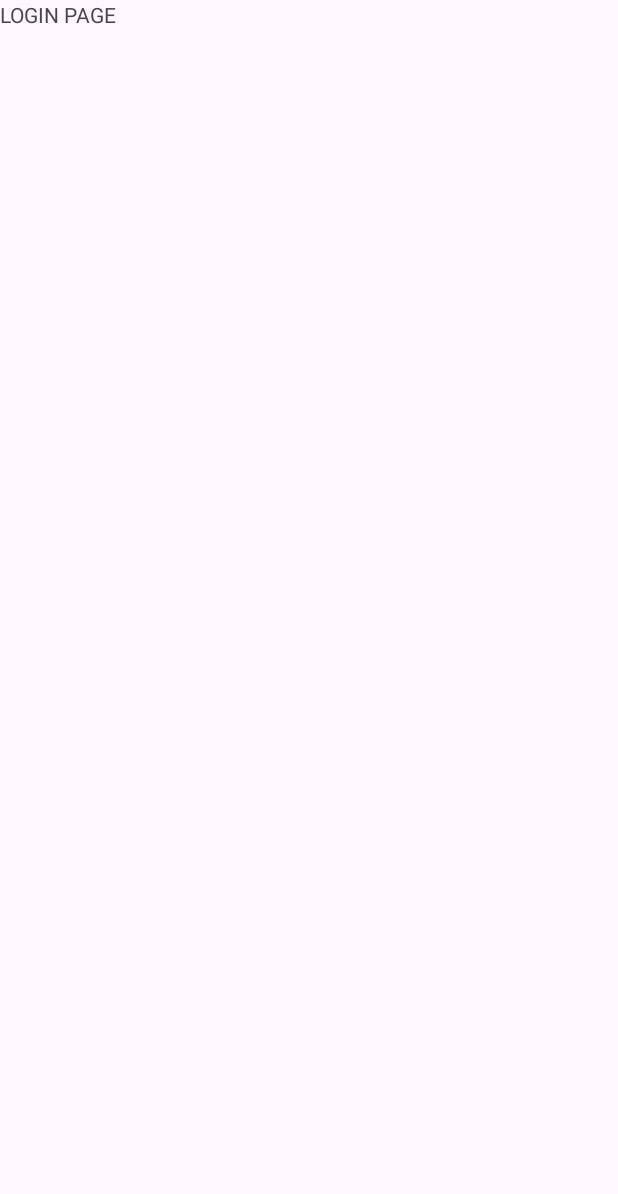
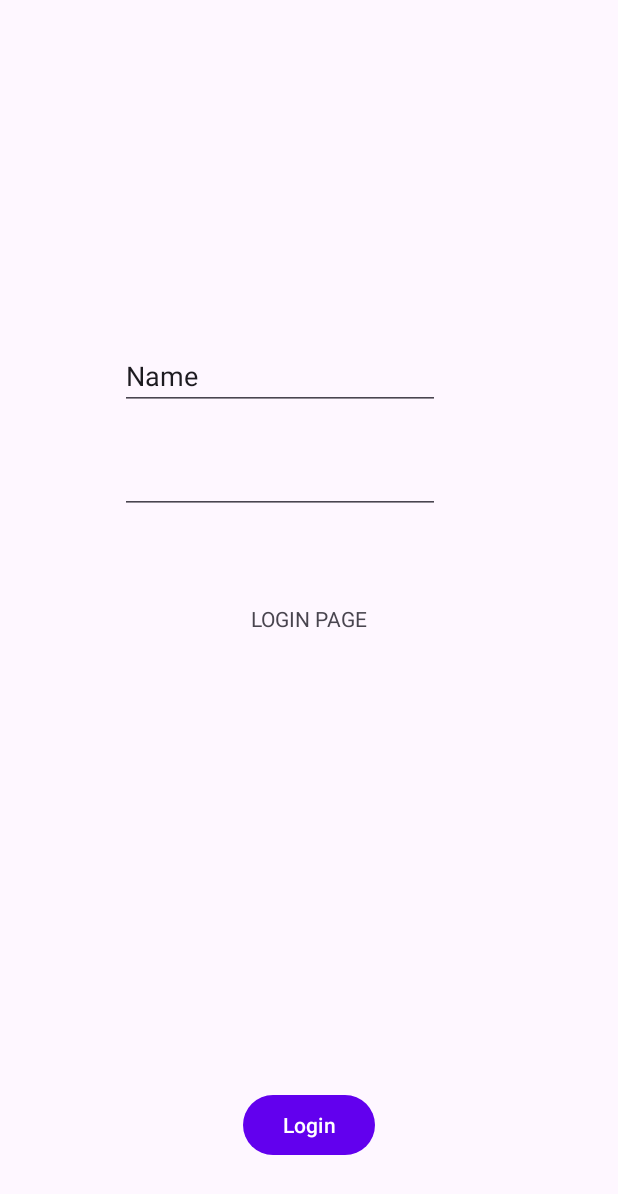
Before and after one commit to chazpondre/SuperVineBros, an Android app: the LoginFragment screen opened through its navigation route, on a phone screen of 412 x 824 dp. Before the commit the part shown is almost empty. Shown: the top 1194 px of the screen. Run offline under Robolectric (Android 15) with nearby library versions, the phone set to English and light mode, and no system bars.

Commit message:
Add Level Selector Screen ->   Level Selectors includes recyclerview and a few base levels.

```diff
--- a/app/src/main/java/ca/thenightcrew/supervinebros/LoginFragment.kt
+++ /dev/null
@@ -1,59 +0,0 @@
-package ca.thenightcrew.supervinebros
-
-import android.os.Bundle
-import androidx.fragment.app.Fragment
-import android.view.LayoutInflater
-import android.view.View
-import android.view.ViewGroup
-
-// TODO: Rename parameter arguments, choose names that match
-// the fragment initialization parameters, e.g. ARG_ITEM_NUMBER
-private const val ARG_PARAM1 = "param1"
-private const val ARG_PARAM2 = "param2"
-
-/**
- * A simple [Fragment] subclass.
- * Use the [LoginFragment.newInstance] factory method to
- * create an instance of this fragment.
- */
-class LoginFragment : Fragment() {
-    // TODO: Rename and change types of parameters
-    private var param1: String? = null
-    private var param2: String? = null
-
-    override fun onCreate(savedInstanceState: Bundle?) {
-        super.onCreate(savedInstanceState)
-        arguments?.let {
-            param1 = it.getString(ARG_PARAM1)
-            param2 = it.getString(ARG_PARAM2)
-        }
-    }
-
-    override fun onCreateView(
-        inflater: LayoutInflater, container: ViewGroup?,
-        savedInstanceState: Bundle?
-    ): View? {
-        // Inflate the layout for this fragment
-        return inflater.inflate(R.layout.fragment_login, container, false)
-    }
-
-    companion object {
-        /**
-         * Use this factory method to create a new instance of
-         * this fragment using the provided parameters.
-         *
-         * @param param1 Parameter 1.
-         * @param param2 Parameter 2.
-         * @return A new instance of fragment LoginFragment.
-         */
-        // TODO: Rename and change types and number of parameters
-        @JvmStatic
-        fun newInstance(param1: String, param2: String) =
-            LoginFragment().apply {
-                arguments = Bundle().apply {
-                    putString(ARG_PARAM1, param1)
-                    putString(ARG_PARAM2, param2)
-                }
-            }
-    }
-}
--- a/app/src/main/java/ca/thenightcrew/supervinebros/SplashFragment.kt
+++ /dev/null
@@ -1,68 +0,0 @@
-package ca.thenightcrew.supervinebros
-
-import android.os.Bundle
-import androidx.fragment.app.Fragment
-import android.view.LayoutInflater
-import android.view.View
-import android.view.ViewGroup
-import androidx.navigation.findNavController
-import com.google.android.material.snackbar.Snackbar
-
-// TODO: Rename parameter arguments, choose names that match
-// the fragment initialization parameters, e.g. ARG_ITEM_NUMBER
-private const val ARG_PARAM1 = "param1"
-private const val ARG_PARAM2 = "param2"
-
-/**
- * A simple [Fragment] subclass.
- * Use the [SplashFragment.newInstance] factory method to
- * create an instance of this fragment.
- */
-class SplashFragment : Fragment() {
-    // TODO: Rename and change types of parameters
-    private var param1: String? = null
-    private var param2: String? = null
-    private val nextButton: View by lazy { requireView().findViewById(R.id.nextSplashButton) }
-
-    override fun onCreate(savedInstanceState: Bundle?) {
-        super.onCreate(savedInstanceState)
-        arguments?.let {
-            param1 = it.getString(ARG_PARAM1)
-            param2 = it.getString(ARG_PARAM2)
-        }
-    }
-
-    override fun onCreateView(
-        inflater: LayoutInflater, container: ViewGroup?, savedInstanceState: Bundle?
-    ): View? =
-        inflater.inflate(R.layout.fragment_splash, container, false)
-
-
-    override fun onViewCreated(view: View, savedInstanceState: Bundle?) {
-        super.onViewCreated(view, savedInstanceState)
-        nextButton.setOnClickListener {
-            val action = SplashFragmentDirections.actionSplashFragmentToLoginFragment()
-            view.findNavController().navigate(action)
-        }
-    }
-
-    companion object {
-        /**
-         * Use this factory method to create a new instance of
-         * this fragment using the provided parameters.
-         *
-         * @param param1 Parameter 1.
-         * @param param2 Parameter 2.
-         * @return A new instance of fragment SplashFragment.
-         */
-        // TODO: Rename and change types and number of parameters
-        @JvmStatic
-        fun newInstance(param1: String, param2: String) =
-            SplashFragment().apply {
-                arguments = Bundle().apply {
-                    putString(ARG_PARAM1, param1)
-                    putString(ARG_PARAM2, param2)
-                }
-            }
-    }
-}
--- /dev/null
+++ b/app/src/main/java/ca/thenightcrew/supervinebros/fragments/LoginFragment.kt
@@ -0,0 +1,27 @@
+package ca.thenightcrew.supervinebros.fragments
+
+import android.os.Bundle
+import android.view.LayoutInflater
+import android.view.View
+import android.view.ViewGroup
+import androidx.fragment.app.Fragment
+import androidx.navigation.findNavController
+import ca.thenightcrew.supervinebros.R
+
+
+class LoginFragment : Fragment() {
+    private val loginButton: View by lazy { requireView().findViewById(R.id.login_button) }
+
+    override fun onCreateView(
+        inflater: LayoutInflater, container: ViewGroup?, savedInstanceState: Bundle?
+    ): View? = inflater.inflate(R.layout.fragment_login, container, false)
+
+    override fun onViewCreated(view: View, savedInstanceState: Bundle?) {
+        super.onViewCreated(view, savedInstanceState)
+
+        loginButton.setOnClickListener {
+            val action = LoginFragmentDirections.actionLoginFragmentToMenuFragment()
+            view.findNavController().navigate(action)
+        }
+    }
+}
--- /dev/null
+++ b/app/src/main/java/ca/thenightcrew/supervinebros/fragments/SplashFragment.kt
@@ -0,0 +1,26 @@
+package ca.thenightcrew.supervinebros.fragments
+
+import android.os.Bundle
+import androidx.fragment.app.Fragment
+import android.view.LayoutInflater
+import android.view.View
+import android.view.ViewGroup
+import androidx.navigation.findNavController
+import ca.thenightcrew.supervinebros.R
+
+class SplashFragment : Fragment() {
+    private val nextButton: View by lazy { requireView().findViewById(R.id.nextSplashButton) }
+
+    override fun onCreateView(
+        inflater: LayoutInflater, container: ViewGroup?, savedInstanceState: Bundle?
+    ): View? =
+        inflater.inflate(R.layout.fragment_splash, container, false)
+
+    override fun onViewCreated(view: View, savedInstanceState: Bundle?) {
+        super.onViewCreated(view, savedInstanceState)
+        nextButton.setOnClickListener {
+            val action = SplashFragmentDirections.actionSplashFragmentToLoginFragment()
+            view.findNavController().navigate(action)
+        }
+    }
+}
--- /dev/null
+++ b/app/src/main/java/ca/thenightcrew/supervinebros/levels/Level.kt
@@ -0,0 +1,4 @@
+package ca.thenightcrew.supervinebros.levels
+
+// Recycler View
+internal class Level(val title: String, val resourceId: Int)
--- /dev/null
+++ b/app/src/main/res/drawable/ic_baseline_settings_24.xml
@@ -0,0 +1,5 @@
+<vector android:height="24dp" android:tint="#FFFFFF"
+    android:viewportHeight="24" android:viewportWidth="24"
+    android:width="24dp" xmlns:android="http://schemas.android.com/apk/res/android">
+    <path android:fillColor="@android:color/white" android:pathData="M19.14,12.94c0.04,-0.3 0.06,-0.61 0.06,-0.94c0,-0.32 -0.02,-0.64 -0.07,-0.94l2.03,-1.58c0.18,-0.14 0.23,-0.41 0.12,-0.61l-1.92,-3.32c-0.12,-0.22 -0.37,-0.29 -0.59,-0.22l-2.39,0.96c-0.5,-0.38 -1.03,-0.7 -1.62,-0.94L14.4,2.81c-0.04,-0.24 -0.24,-0.41 -0.48,-0.41h-3.84c-0.24,0 -0.43,0.17 -0.47,0.41L9.25,5.35C8.66,5.59 8.12,5.92 7.63,6.29L5.24,5.33c-0.22,-0.08 -0.47,0 -0.59,0.22L2.74,8.87C2.62,9.08 2.66,9.34 2.86,9.48l2.03,1.58C4.84,11.36 4.8,11.69 4.8,12s0.02,0.64 0.07,0.94l-2.03,1.58c-0.18,0.14 -0.23,0.41 -0.12,0.61l1.92,3.32c0.12,0.22 0.37,0.29 0.59,0.22l2.39,-0.96c0.5,0.38 1.03,0.7 1.62,0.94l0.36,2.54c0.05,0.24 0.24,0.41 0.48,0.41h3.84c0.24,0 0.44,-0.17 0.47,-0.41l0.36,-2.54c0.59,-0.24 1.13,-0.56 1.62,-0.94l2.39,0.96c0.22,0.08 0.47,0 0.59,-0.22l1.92,-3.32c0.12,-0.22 0.07,-0.47 -0.12,-0.61L19.14,12.94zM12,15.6c-1.98,0 -3.6,-1.62 -3.6,-3.6s1.62,-3.6 3.6,-3.6s3.6,1.62 3.6,3.6S13.98,15.6 12,15.6z"/>
+</vector>
--- a/app/src/main/res/layout/fragment_login.xml
+++ b/app/src/main/res/layout/fragment_login.xml
@@ -1,14 +1,52 @@
 <?xml version="1.0" encoding="utf-8"?>
-<FrameLayout xmlns:android="http://schemas.android.com/apk/res/android"
+<androidx.constraintlayout.widget.ConstraintLayout xmlns:android="http://schemas.android.com/apk/res/android"
+    xmlns:app="http://schemas.android.com/apk/res-auto"
     xmlns:tools="http://schemas.android.com/tools"
     android:layout_width="match_parent"
     android:layout_height="match_parent"
-    tools:context=".LoginFragment">
+    tools:context=".fragments.LoginFragment">
 
     <!-- TODO: Update blank fragment layout -->
     <TextView
-        android:layout_width="match_parent"
-        android:layout_height="match_parent"
-        android:text="LOGIN PAGE" />
+        android:id="@+id/textView2"
+        android:layout_width="wrap_content"
+        android:layout_height="wrap_content"
+        android:text="LOGIN PAGE"
+        app:layout_constraintBottom_toBottomOf="parent"
+        app:layout_constraintEnd_toEndOf="parent"
+        app:layout_constraintStart_toStartOf="parent"
+        app:layout_constraintTop_toTopOf="parent" />
 
-</FrameLayout>
+    <EditText
+        android:id="@+id/editTextTextPersonName"
+        android:layout_width="wrap_content"
+        android:layout_height="wrap_content"
+        android:layout_marginStart="80dp"
+        android:layout_marginBottom="24dp"
+        android:ems="10"
+        android:inputType="textPersonName"
+        android:text="Name"
+        app:layout_constraintBottom_toTopOf="@+id/editTextTextPassword"
+        app:layout_constraintStart_toStartOf="parent" />
+
+    <EditText
+        android:id="@+id/editTextTextPassword"
+        android:layout_width="wrap_content"
+        android:layout_height="wrap_content"
+        android:layout_marginBottom="60dp"
+        android:ems="10"
+        android:inputType="textPassword"
+        app:layout_constraintBottom_toTopOf="@+id/textView2"
+        app:layout_constraintStart_toStartOf="@+id/editTextTextPersonName" />
+
+    <Button
+        android:id="@+id/login_button"
+        android:layout_width="wrap_content"
+        android:layout_height="wrap_content"
+        android:layout_marginBottom="50dp"
+        android:text="Login"
+        app:layout_constraintBottom_toBottomOf="parent"
+        app:layout_constraintEnd_toEndOf="parent"
+        app:layout_constraintStart_toStartOf="parent" />
+
+</androidx.constraintlayout.widget.ConstraintLayout>
--- a/app/src/main/res/layout/fragment_splash.xml
+++ b/app/src/main/res/layout/fragment_splash.xml
@@ -4,7 +4,7 @@
     xmlns:tools="http://schemas.android.com/tools"
     android:layout_width="match_parent"
     android:layout_height="match_parent"
-    tools:context=".SplashFragment">
+    tools:context=".fragments.SplashFragment">
 
     <TextView
         android:id="@+id/textView"
--- a/app/src/main/res/navigation/nav_graph.xml
+++ b/app/src/main/res/navigation/nav_graph.xml
@@ -7,16 +7,25 @@
 
     <fragment
         android:id="@+id/loginFragment"
-        android:name="ca.thenightcrew.supervinebros.LoginFragment"
+        android:name="ca.thenightcrew.supervinebros.fragments.LoginFragment"
         android:label="Login"
-        tools:layout="@layout/fragment_login" />
+        tools:layout="@layout/fragment_login" >
+        <action
+            android:id="@+id/action_loginFragment_to_menuFragment"
+            app:destination="@id/menuFragment" />
+    </fragment>
     <fragment
         android:id="@+id/splashFragment"
-        android:name="ca.thenightcrew.supervinebros.SplashFragment"
+        android:name="ca.thenightcrew.supervinebros.fragments.SplashFragment"
         android:label="fragment_splash"
         tools:layout="@layout/fragment_splash" >
         <action
             android:id="@+id/action_splashFragment_to_loginFragment"
             app:destination="@id/loginFragment" />
     </fragment>
+    <fragment
+        android:id="@+id/menuFragment"
+        android:name="ca.thenightcrew.supervinebros.fragments.LevelSelectorFragment"
+        android:label="fragment_menu"
+        tools:layout="@layout/fragment_menu" />
 </navigation>
--- /dev/null
+++ b/app/src/main/res/values-night/colors.xml
@@ -0,0 +1,4 @@
+<?xml version="1.0" encoding="utf-8"?>
+<resources>
+    <color name="darkBlue">#0D0E57</color>
+</resources>
--- a/app/src/main/res/values/colors.xml
+++ b/app/src/main/res/values/colors.xml
@@ -8,4 +8,9 @@
     <color name="black">#FF000000</color>
     <color name="white">#FFFFFFFF</color>
     <color name="grey">#ABDFDFDF</color>
+    <color name="haze_pink">#b180c5</color>
+    <color name="sky_blue">#5482F4</color>
+    <color name="evening_blue">#3F4099</color>
+    <color name="color_clear">#00000000</color>
+    <color name="darkBlue">#0D0E57</color>
 </resources>
--- a/app/src/main/res/values/strings.xml
+++ b/app/src/main/res/values/strings.xml
@@ -1,3 +1,5 @@
 <resources>
     <string name="app_name">SuperVineBros</string>
+    <!-- TODO: Remove or change this placeholder text -->
+    <string name="hello_blank_fragment">Hello blank fragment</string>
 </resources>
```
Also changed, not shown: app/src/main/java/ca/thenightcrew/supervinebros/levels/MenuAdapter.kt (added, +18 -0 lines), app/src/main/java/ca/thenightcrew/supervinebros/levels/NoDiffer.kt (added, +8 -0 lines), app/src/main/java/ca/thenightcrew/supervinebros/levels/ViewBinder.kt (added, +21 -0 lines), app/src/main/java/ca/thenightcrew/supervinebros/levels/levels.kt (added, +10 -0 lines), app/src/main/res/drawable/menu_gradient.xml (added, +9 -0 lines), app/src/main/res/layout/fragment_menu.xml (added, +39 -0 lines), app/src/main/res/layout/fragment_menu_item.xml (added, +51 -0 lines), app/src/main/res/drawable/menu_vine_bros.png (added).
